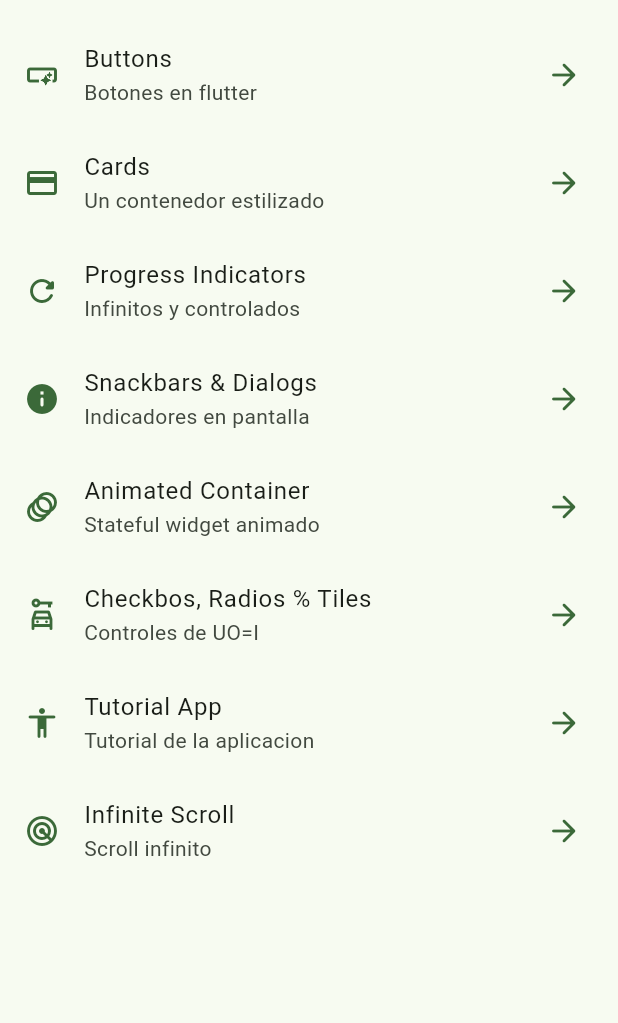
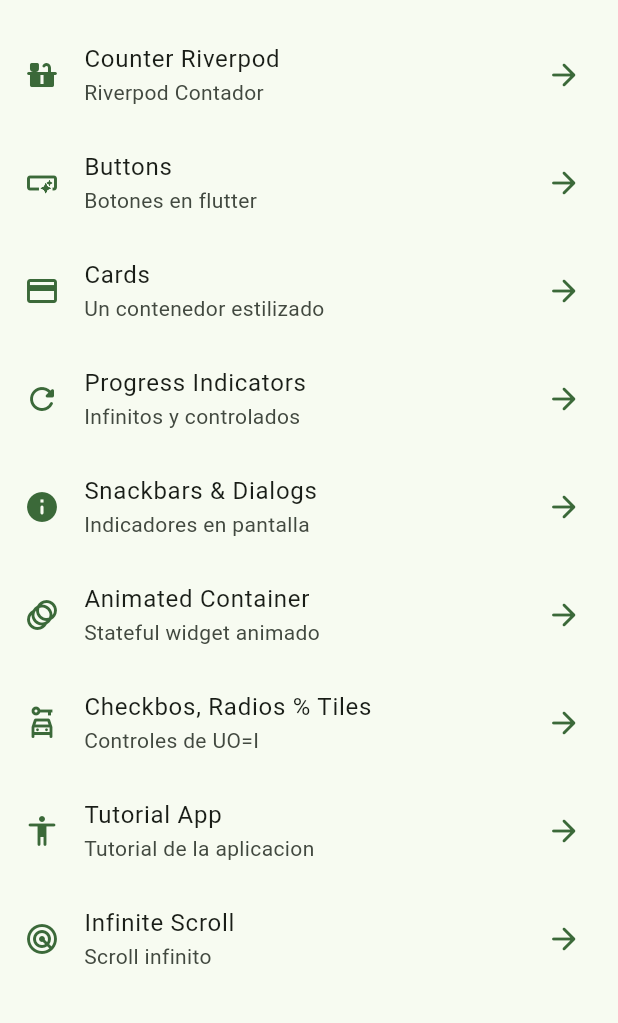
Before and after one commit to Klissman20/widgets_app, a Flutter app: the screen it shows after launch, on a phone screen of 412 x 824 dp, the part 63-1086 px from its top. Run offline on Flutter 3.47's test engine with Material 2 defaults, Android fonts, the phone set to English and light mode, and no system bars; our stand-ins replace animate_do, flutter_riverpod, go_router.

Commit message:
Riverpod inicio - counter

```diff
--- a/lib/config/menu/menu_items.dart
+++ b/lib/config/menu/menu_items.dart
@@ -14,6 +14,11 @@ class MenuItem {
 }
 
 final appMenuItems = <MenuItem>[
+  MenuItem(
+      title: 'Counter Riverpod',
+      subTitle: 'Riverpod Contador',
+      link: '/counter',
+      icon: Icons.countertops_rounded),
   MenuItem(
       title: 'Buttons',
       subTitle: 'Botones en flutter',
--- a/lib/config/router/app_router.dart
+++ b/lib/config/router/app_router.dart
@@ -37,5 +37,9 @@ final appRouter = GoRouter(initialLocation: '/', routes: [
   GoRoute(
       name: InfiniteScrollScreen.name,
       path: '/infinite',
-      builder: (context, state) => const InfiniteScrollScreen())
+      builder: (context, state) => const InfiniteScrollScreen()),
+  GoRoute(
+      name: CounterScreen.name,
+      path: '/counter',
+      builder: (context, state) => const CounterScreen())
 ]);
--- a/lib/main.dart
+++ b/lib/main.dart
@@ -1,9 +1,10 @@
 import 'package:flutter/material.dart';
+import 'package:flutter_riverpod/flutter_riverpod.dart';
 import 'config/router/app_router.dart';
 import 'config/theme/app_theme.dart';
 
 void main() {
-  runApp(const MainApp());
+  runApp(const ProviderScope(child: MainApp()));
 }
 
 class MainApp extends StatelessWidget {
--- /dev/null
+++ b/lib/presentation/providers/counter_provider.dart
@@ -0,0 +1,3 @@
+import 'package:flutter_riverpod/flutter_riverpod.dart';
+
+final counterProvider = StateProvider((ref) => 5);
--- /dev/null
+++ b/lib/presentation/providers/theme_provider.dart
@@ -0,0 +1,3 @@
+import 'package:flutter_riverpod/flutter_riverpod.dart';
+
+final isDarkModeProvider = StateProvider((ref) => false);
--- a/lib/presentation/screens/screens.dart
+++ b/lib/presentation/screens/screens.dart
@@ -1,3 +1,5 @@
+export 'package:widgets_app/presentation/screens/counter/counter_screen.dart';
+
 export 'package:widgets_app/presentation/screens/animated/animated_screen.dart';
 export 'package:widgets_app/presentation/screens/app_tutorial/app_tutorial_screen.dart';
 export 'package:widgets_app/presentation/screens/infinite_scroll/infinite_scroll_screen.dart';
--- a/pubspec.yaml
+++ b/pubspec.yaml
@@ -10,6 +10,7 @@ dependencies:
   animate_do: ^3.0.2
   flutter:
     sdk: flutter
+  flutter_riverpod: ^2.3.6
   go_router: ^7.0.0
 
 dev_dependencies:
```
Also changed, not shown: lib/presentation/screens/counter/counter_screen.dart (added, +49 -0 lines), pubspec.lock.
